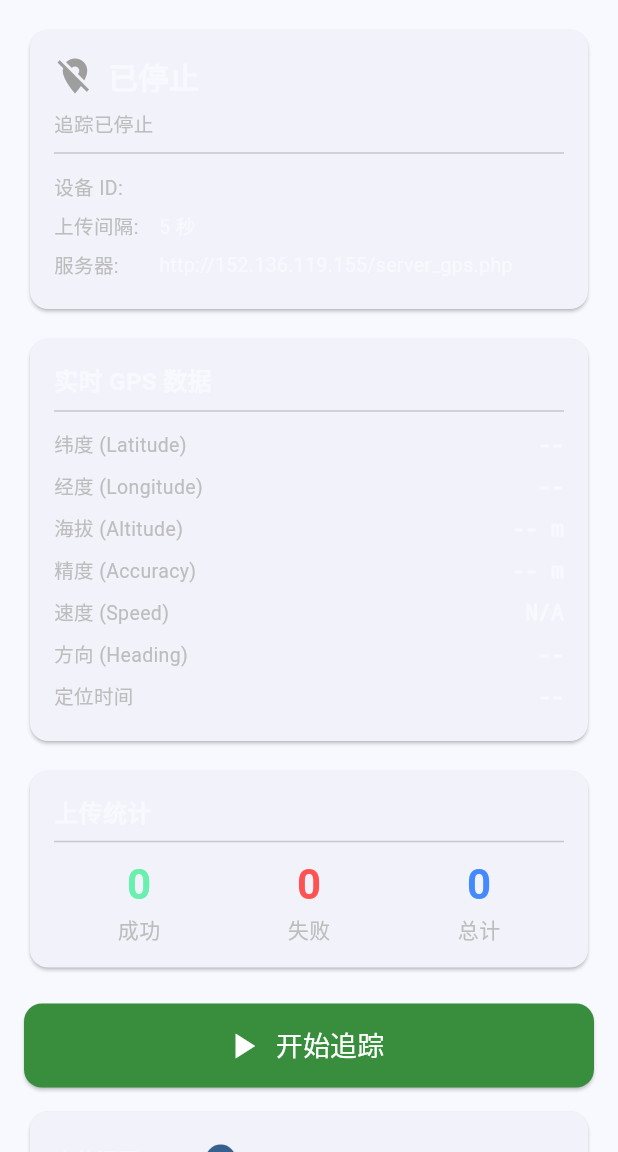
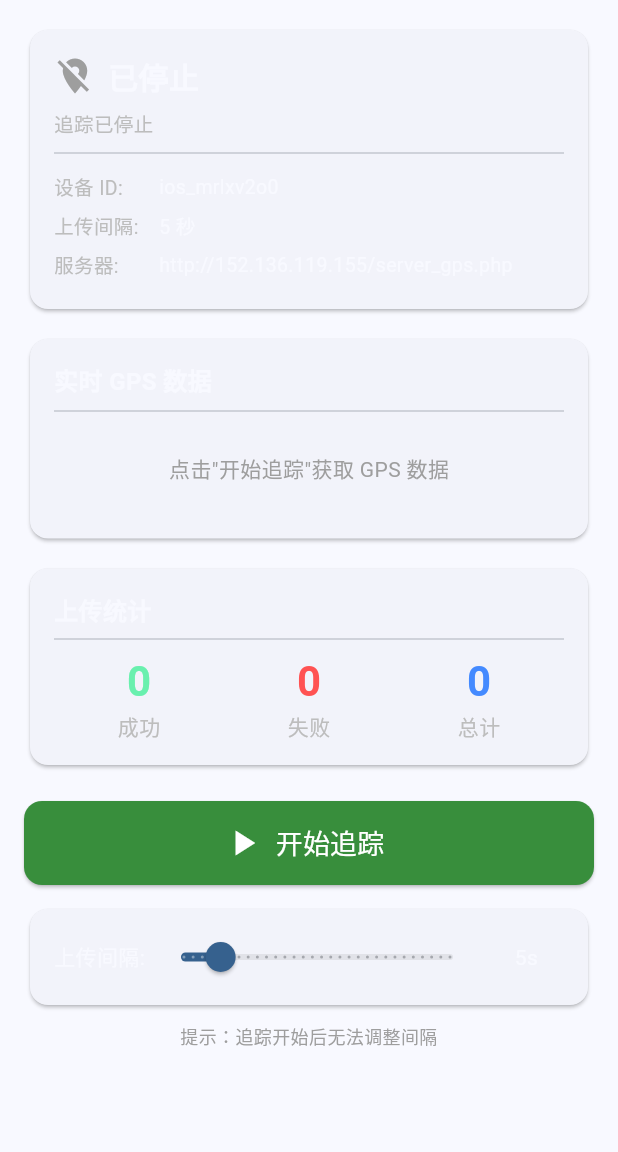
Before and after one commit to muxuefeng1976/gpsIPhone, a Flutter app: the screen it shows after launch, after a tap on "开始追踪", after a tap on "停止追踪", on a phone screen of 412 x 824 dp, the part 84-1236 px from its top. Run offline on Flutter 3.47's test engine with Material 3 defaults, Android fonts, the phone set to English and light mode, and no system bars; our stand-ins replace device_info_plus, geolocator, permission_handler, shared_preferences.

Commit message:
use shared_preferences for persistent UUID device ID, improve GPS empty state UI hints

```diff
--- a/lib/main.dart
+++ b/lib/main.dart
@@ -1,11 +1,11 @@
 import 'dart:async';
-import 'dart:convert';
 import 'dart:io' show Platform;
 import 'package:flutter/material.dart';
 import 'package:geolocator/geolocator.dart';
 import 'package:http/http.dart' as http;
 import 'package:permission_handler/permission_handler.dart';
 import 'package:device_info_plus/device_info_plus.dart';
+import 'package:shared_preferences/shared_preferences.dart';
 
 void main() {
   WidgetsFlutterBinding.ensureInitialized();
@@ -62,23 +62,43 @@ class _GPSTrackerPageState extends State<GPSTrackerPage> {
 
   Future<void> _getDeviceId() async {
     try {
+      final prefs = await SharedPreferences.getInstance();
+
+      // 从本地存储读取或生成持久化 UUID
+      String? storedId = prefs.getString('device_uuid');
+      if (storedId != null && storedId.isNotEmpty) {
+        _deviceId = storedId;
+      } else {
+        // 首次使用：生成 UUID 并保存
+        final now = DateTime.now().millisecondsSinceEpoch;
+        _deviceId = 'ios_${now.toRadixString(36)}';
+        await prefs.setString('device_uuid', _deviceId);
+      }
+
+      // 尝试获取设备型号（非关键，失败不影响）
+      try {
         final deviceInfo = DeviceInfoPlugin();
         if (Platform.isIOS) {
           final iosInfo = await deviceInfo.iosInfo;
-        _deviceId = iosInfo.identifierForVendor ?? 'ios_unknown';
           _platform = 'ios';
           _model = iosInfo.model;
         } else if (Platform.isAndroid) {
           final androidInfo = await deviceInfo.androidInfo;
-        _deviceId = androidInfo.id;
           _platform = 'android';
           _model = '${androidInfo.brand} ${androidInfo.model}';
-      } else {
-        _deviceId = 'unknown_${DateTime.now().millisecondsSinceEpoch}';
         }
+      } catch (_) {
+        _platform = 'ios';
+        _model = 'iPhone';
+      }
+
       setState(() {});
     } catch (e) {
-      _deviceId = 'flutter_${DateTime.now().millisecondsSinceEpoch}';
+      // 最后的 fallback
+      _deviceId = 'ios_${DateTime.now().millisecondsSinceEpoch.toRadixString(36)}';
+      _platform = 'ios';
+      _model = 'iPhone';
+      setState(() {});
     }
   }
 
@@ -304,25 +324,54 @@ class _GPSTrackerPageState extends State<GPSTrackerPage> {
                           TextStyle(fontSize: 16, fontWeight: FontWeight.bold),
                     ),
                     const Divider(),
+                    if (_lastPosition == null && !_isTracking)
+                      const Padding(
+                        padding: EdgeInsets.symmetric(vertical: 20),
+                        child: Center(
+                          child: Text('点击"开始追踪"获取 GPS 数据',
+                              style: TextStyle(
+                                  fontSize: 14, color: Colors.grey)),
+                        ),
+                      )
+                    else if (_lastPosition == null && _isTracking)
+                      const Padding(
+                        padding: EdgeInsets.symmetric(vertical: 20),
+                        child: Center(
+                          child: Column(
+                            children: [
+                              CircularProgressIndicator(strokeWidth: 2),
+                              SizedBox(height: 12),
+                              Text('正在获取 GPS 定位，请稍候...',
+                                  style: TextStyle(
+                                      fontSize: 14, color: Colors.grey)),
+                              SizedBox(height: 4),
+                              Text('请确保已授权定位权限，并在户外测试',
+                                  style: TextStyle(
+                                      fontSize: 12, color: Colors.grey)),
+                            ],
+                          ),
+                        ),
+                      )
+                    else ...[
                       _buildGPSRow('纬度 (Latitude)',
-                        _lastPosition?.latitude.toStringAsFixed(6) ?? '--'),
+                          _lastPosition!.latitude.toStringAsFixed(6)),
                       _buildGPSRow('经度 (Longitude)',
-                        _lastPosition?.longitude.toStringAsFixed(6) ?? '--'),
-                    _buildGPSRow(
-                        '海拔 (Altitude)', '${_lastPosition?.altitude.toStringAsFixed(1) ?? '--'} m'),
+                          _lastPosition!.longitude.toStringAsFixed(6)),
+                      _buildGPSRow('海拔 (Altitude)',
+                          '${_lastPosition!.altitude.toStringAsFixed(1)} m'),
                       _buildGPSRow('精度 (Accuracy)',
-                        '${_lastPosition?.accuracy.toStringAsFixed(1) ?? '--'} m'),
+                          '${_lastPosition!.accuracy.toStringAsFixed(1)} m'),
                       _buildGPSRow('速度 (Speed)',
-                        _formatSpeed(_lastPosition?.speed)),
+                          _formatSpeed(_lastPosition!.speed)),
                       _buildGPSRow('方向 (Heading)',
-                        _lastPosition?.heading?.toStringAsFixed(1) ?? '--'),
+                          _lastPosition!.heading?.toStringAsFixed(1) ?? '--'),
                       _buildGPSRow(
                           '定位时间',
-                        _lastPosition?.timestamp
-                                ?.toLocal()
+                          _lastPosition!.timestamp
+                              .toLocal()
                               .toString()
-                                .substring(0, 19) ??
-                            '--'),
+                              .substring(0, 19)),
+                    ],
                   ],
                 ),
               ),
--- a/pubspec.yaml
+++ b/pubspec.yaml
@@ -22,6 +22,9 @@ dependencies:
   # 设备信息
   device_info_plus: ^9.1.2
 
+  # 本地存储（持久化设备ID）
+  shared_preferences: ^2.2.0
+
 dev_dependencies:
   flutter_test:
     sdk: flutter
```
Lines whose indentation alone changed are shown as unchanged.
